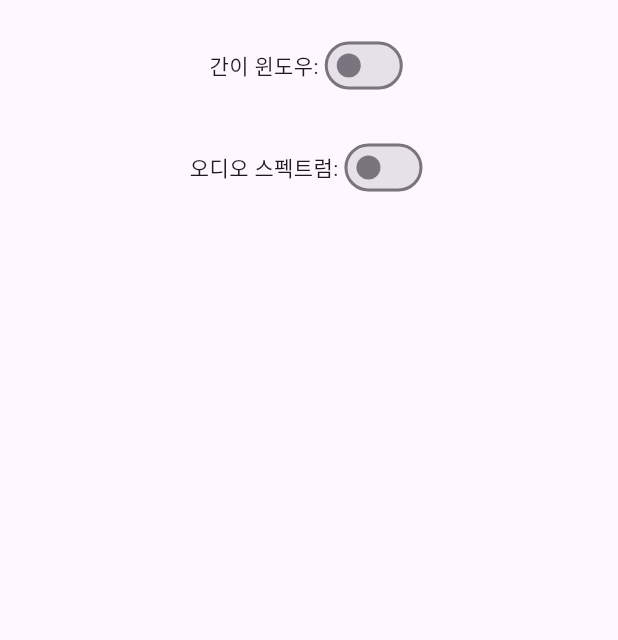
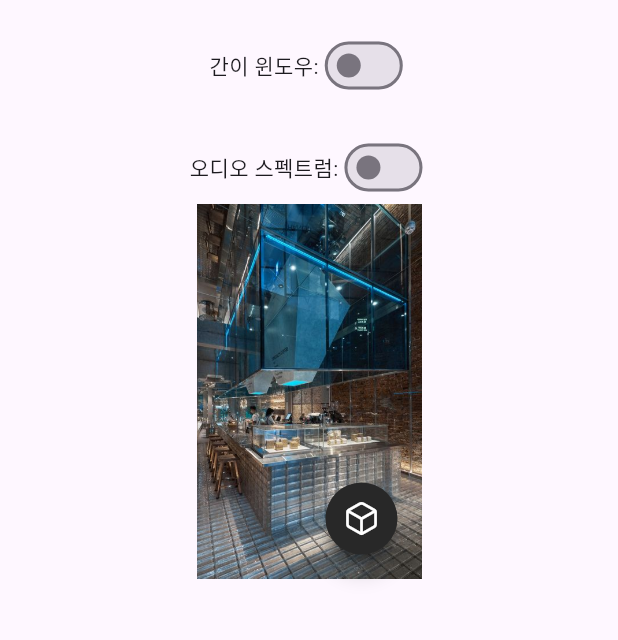
Before and after one commit to rainofmay/distance, a Flutter app: the BackgroundSettingSecond screen opened directly, on a phone screen of 412 x 824 dp, the part 101-741 px from its top. Run offline on Flutter 3.47's test engine with Material 3 defaults, Android fonts, the phone set to English and light mode, and no system bars; our stand-ins replace cloud_firestore, firebase_core, just_audio, shared_preferences, table_calendar; missing offline and left inert: dart:js_interop; accounts and stored records are empty; Roboto replaces fonts that are missing (GmarketSansTTFMedium).

```diff
--- a/lib/pages/myroom_background.dart
+++ b/lib/pages/myroom_background.dart
@@ -71,7 +71,7 @@ class _BackgroundSettingState extends State<BackgroundSetting> {
             IconButton(onPressed: handleSettingButtonPressed, icon: Icon(Icons.settings)),
             // 카테고리 선택 페이지
             Expanded(
-              child: isSettingOn == true ? ListView.builder(
+              child: isSettingOn == false ? ListView.builder(
                 scrollDirection: Axis.vertical, // 세로 스크롤 설정
                 itemCount: categories.length,
                 itemBuilder: (context, index) {
--- a/lib/util/global_player.dart
+++ b/lib/util/global_player.dart
@@ -4,6 +4,8 @@ import 'package:just_audio/just_audio.dart';
 class GlobalAudioPlayer with ChangeNotifier {
   final AudioPlayer _audioPlayer = AudioPlayer();
   late String _audioURL;
+
+  //리팩토링이 필요한데, CategoryIndex 그리고,
 
   AudioPlayer get player => _audioPlayer;
 
--- a/lib/widgets/audio_spectrum_visualizer.dart
+++ b/lib/widgets/audio_spectrum_visualizer.dart
@@ -35,7 +35,7 @@ class _AudioSpectrumVisualizerState extends State<AudioSpectrumVisualizer> {
 
   void _startAudioStream() {
     _timer = Timer.periodic(Duration(milliseconds: 100), (_) async {
-      final samples = await _audioPlayer.backend.getAudioData(1024); // 오디오 샘플을 가져옵니다.
+      final samples =
       setState(() {
         _audioSamples = Float64List.fromList(samples).toList(); // 오디오 샘플을 리스트로 변환하여 업데이트합니다.
       });
--- a/lib/widgets/myroom_background_setting.dart
+++ b/lib/widgets/myroom_background_setting.dart
@@ -1,5 +1,6 @@
 import 'package:flutter/material.dart';
 import 'package:provider/provider.dart';
+import '../pages/myroom.dart';
 import '../util/background_setting_provider.dart';
 
 class BackgroundSettingSecond extends StatefulWidget {
@@ -70,6 +71,11 @@ class _BackgroundSettingSecondState extends State<BackgroundSettingSecond> {
                   ),
                 ],
               ),
+              Container(
+                width: 150, // 원하는 너비
+                height: 250, // 원하는 높이
+                child: MyRoom(),
+              ),
             ],
           ),
         ),
```
